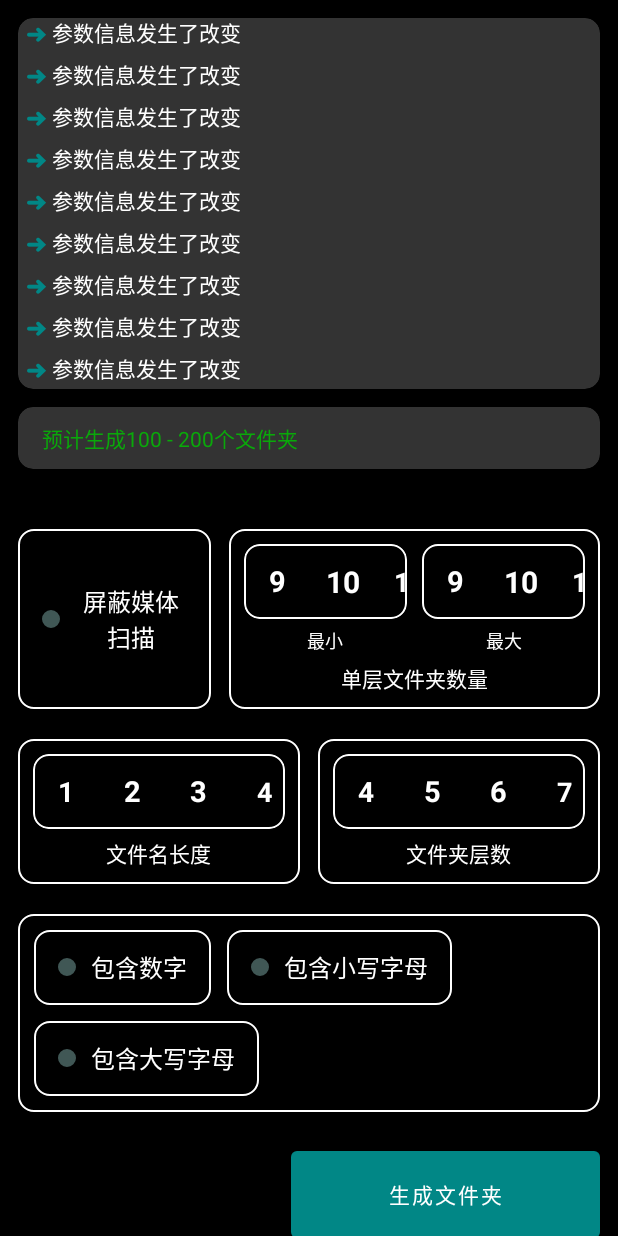
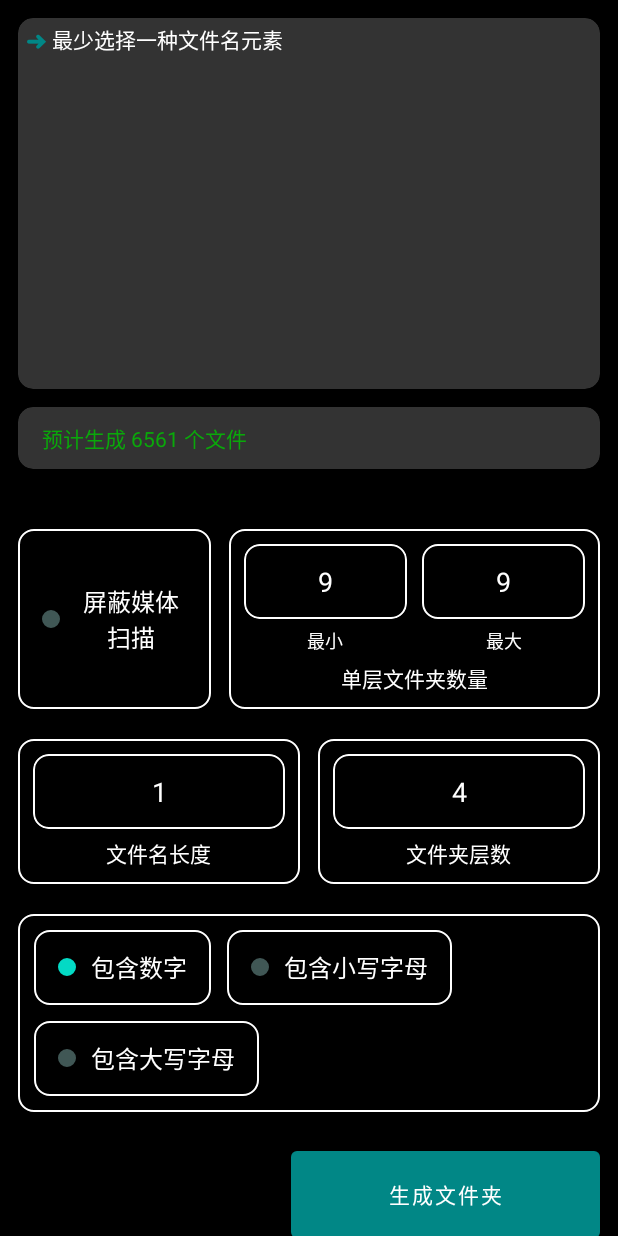
Before and after one commit to Mr-XiaoLiang/PasswordDir, an Android app: the screen it shows after launch (MainActivity), after a tap on "包含大写字母", on a phone screen of 412 x 824 dp. Run offline under Robolectric (Android 15) with nearby library versions, the light colour scheme and no system bars; our stand-ins replace FlexboxLayout.

Commit message:
完成主要交互逻辑

```diff
--- a/app/src/main/java/com/lollipop/passworddir/MainActivity.kt
+++ b/app/src/main/java/com/lollipop/passworddir/MainActivity.kt
@@ -1,12 +1,13 @@
 package com.lollipop.passworddir
 
 import android.os.Bundle
+import android.widget.TextView
 import androidx.appcompat.app.AppCompatActivity
 import androidx.core.content.ContextCompat
 import com.lollipop.passworddir.databinding.ActivityMainBinding
+import com.lollipop.passworddir.util.DirUtil
 import com.lollipop.passworddir.util.lazyBind
-import com.lollipop.passworddir.view.HorizontalWheelHelper
-import com.lollipop.passworddir.view.HorizontalWheelHelper.Companion.bindHorizontalWheel
+import com.lollipop.passworddir.view.ListDialogHelper
 import com.lollipop.passworddir.view.MessageViewHelper
 import com.lollipop.passworddir.view.StatusViewHelper
 import com.lollipop.passworddir.view.StatusViewHelper.Companion.bindColorStatus
@@ -14,10 +15,10 @@ import com.lollipop.passworddir.view.StatusViewHelper.Companion.bindColorStatus
 class MainActivity : AppCompatActivity() {
 
     companion object {
-        private const val DEF_MIN_COUNT = "9"
-        private const val DEF_MAX_COUNT = "9"
-        private const val DEF_NAME_LENGTH = "1"
-        private const val DEF_LAYERS_COUNT = "4"
+        private const val DEF_MIN_COUNT = 9
+        private const val DEF_MAX_COUNT = 9
+        private const val DEF_NAME_LENGTH = 1
+        private const val DEF_LAYERS_COUNT = 4
     }
 
     private val binding: ActivityMainBinding by lazyBind()
@@ -33,25 +34,16 @@ class MainActivity : AppCompatActivity() {
         )
     }
 
-    private val dirCountArray by lazy {
-        Array(62) {
-            val value = (it + 1).toString()
-            HorizontalWheelHelper.WheelInfo(value, value)
-        }
+    private val dirCountList by lazy {
+        NumberList.createNumberList(1..62)
     }
 
-    private val dirNameLengthArray by lazy {
-        Array(32) {
-            val value = (it + 1).toString()
-            HorizontalWheelHelper.WheelInfo(value, value)
-        }
+    private val dirNameLengthList by lazy {
+        NumberList.createNumberList(1..32)
     }
 
-    private val dirLayersCountArray by lazy {
-        Array(10) {
-            val value = (it + 1).toString()
-            HorizontalWheelHelper.WheelInfo(value, value)
-        }
+    private val dirLayersCountList by lazy {
+        NumberList.createNumberList(1..10)
     }
 
     private val nomediaBtnStatus by lazy {
@@ -90,37 +82,43 @@ class MainActivity : AppCompatActivity() {
         }
     }
 
-    private val minDirCountWheel by lazy {
-        binding.dirCountMinView.bindHorizontalWheel(
-            dirCountArray
-        ) {
-            onParameterChanged()
-        }
+    private val listDialog by lazy {
+        ListDialogHelper<NumberInfo>(
+            binding.listDialogGroup,
+            binding.listDialogBackground,
+            binding.listDialogCard,
+            binding.listDialogContent
+        )
     }
 
-    private val maxDirCountWheel by lazy {
-        binding.dirCountMaxView.bindHorizontalWheel(
-            dirCountArray
-        ) {
-            onParameterChanged()
+    private var minDirCount = DEF_MIN_COUNT
+
+    private var maxDirCount = DEF_MAX_COUNT
+
+    private var nameLength = DEF_NAME_LENGTH
+
+    private var layersCount = DEF_LAYERS_COUNT
+
+    private val isNomedia: Boolean
+        get() {
+            return nomediaBtnStatus.statusIsOn()
         }
-    }
 
-    private val nameLengthWheel by lazy {
-        binding.dirNameLengthView.bindHorizontalWheel(
-            dirNameLengthArray
-        ) {
-            onParameterChanged()
+    private val useNumber: Boolean
+        get() {
+            return useNumberBtnStatus.statusIsOn()
         }
-    }
 
-    private val layersCountViewWheel by lazy {
-        binding.dirLayersCountView.bindHorizontalWheel(
-            dirLayersCountArray
-        ) {
-            onParameterChanged()
+    private val useLowercase: Boolean
+        get() {
+            return useLowercaseBtnStatus.statusIsOn()
         }
-    }
+
+    private val useUppercase: Boolean
+        get() {
+            return useUppercaseBtnStatus.statusIsOn()
+        }
+
 
     override fun onCreate(savedInstanceState: Bundle?) {
         super.onCreate(savedInstanceState)
@@ -129,28 +127,106 @@ class MainActivity : AppCompatActivity() {
     }
 
     private fun initView() {
-        nomediaBtnStatus.setStatus(StatusViewHelper.STATUS_ON)
-        useNumberBtnStatus.setStatus(StatusViewHelper.STATUS_ON)
-        useLowercaseBtnStatus.setStatus(StatusViewHelper.STATUS_ON)
-        useUppercaseBtnStatus.setStatus(StatusViewHelper.STATUS_ON)
-        minDirCountWheel.selectedTo(DEF_MIN_COUNT)
-        maxDirCountWheel.selectedTo(DEF_MAX_COUNT)
-        nameLengthWheel.selectedTo(DEF_NAME_LENGTH)
-        layersCountViewWheel.selectedTo(DEF_LAYERS_COUNT)
+        nomediaBtnStatus.statusOn()
+        useNumberBtnStatus.statusOn()
+        useLowercaseBtnStatus.statusOn()
+        useUppercaseBtnStatus.statusOn()
 
-        var count = 0
-        binding.mkdirBtn.setOnClickListener {
-            count++
-            messageViewHelper.post("添加了一条测试信息，count=$count")
+        initNumberView(binding.dirCountMinView, DEF_MIN_COUNT, dirCountList) {
+            minDirCount = it
+        }
+        initNumberView(binding.dirCountMaxView, DEF_MAX_COUNT, dirCountList) {
+            maxDirCount = it
+        }
+        initNumberView(binding.dirNameLengthView, DEF_NAME_LENGTH, dirNameLengthList) {
+            nameLength = it
+        }
+        initNumberView(binding.dirLayersCountView, DEF_LAYERS_COUNT, dirLayersCountList) {
+            layersCount = it
+        }
+
+        onParameterChanged()
+    }
+
+    private fun initNumberView(view: TextView, def: Int, data: NumberList, save: (Int) -> Unit) {
+        val number = dirNameLengthList.findOrAdd(def)
+        view.text = number.name
+        view.setOnClickListener {
+            listDialog.setData(data)
+            listDialog.onSelectedChanged {
+                view.text = it.name
+                save(it.number)
+                onParameterChanged()
+            }
+            listDialog.show()
         }
     }
 
     private fun onParameterChanged() {
-        // TODO
-        messageViewHelper.post("参数信息发生了改变")
+        if (maxDirCount < minDirCount) {
+            maxDirCount = minDirCount
+            binding.dirCountMaxView.text = binding.dirCountMinView.text
+            messageViewHelper.post(getString(R.string.max_less_than_min))
+        }
+
+        val qcDir = DirUtil.dirCoexistenceQuantity(
+            nameLength, useNumber, useLowercase, useUppercase
+        )
+        if (qcDir == 0) {
+            useNumberBtnStatus.statusOn()
+            messageViewHelper.post(getString(R.string.select_at_least_one))
+        } else if (qcDir < maxDirCount) {
+            messageViewHelper.post(getString(R.string.too_few_elements))
+        }
+
+        val nomedia = isNomedia
+        val min = DirUtil.getDirCount(nomedia, minDirCount, layersCount)
+        val max = DirUtil.getDirCount(nomedia, maxDirCount, layersCount)
+        val result = if (min == max) {
+            getString(R.string.expected_generation_results, min)
+        } else {
+            getString(R.string.expected_generation_results2, min, max)
+        }
+        binding.dirInfoView.text = result
     }
 
     private fun Int.getColorById(): Int {
         return ContextCompat.getColor(this@MainActivity, this)
     }
+
+    private class NumberList : MutableList<NumberInfo> by ArrayList() {
+
+        companion object {
+            fun createNumberList(intRange: IntRange): NumberList {
+                return NumberList().apply {
+                    for (i in intRange) {
+                        add(NumberInfo(i.toString(), i))
+                    }
+                }
+            }
+        }
+
+        fun findByNumber(int: Int): NumberInfo? {
+            forEach {
+                if (it.number == int) {
+                    return it
+                }
+            }
+            return null
+        }
+
+        fun findOrAdd(int: Int): NumberInfo {
+            val number = findByNumber(int)
+            if (number != null) {
+                return number
+            }
+            val newNumber = NumberInfo(int.toString(), int)
+            add(newNumber)
+            return newNumber
+        }
+
+    }
+
+    private class NumberInfo(name: String, val number: Int) : ListDialogHelper.ItemInfo(name)
+
 }
--- /dev/null
+++ b/app/src/main/java/com/lollipop/passworddir/util/DirUtil.kt
@@ -0,0 +1,44 @@
+package com.lollipop.passworddir.util
+
+/**
+ * @author lollipop
+ * @date 2021/10/25 22:24
+ */
+object DirUtil {
+
+    fun getDirCount(isNomedia: Boolean, dirCount: Int, layersCount: Int): Int {
+        var result = if (isNomedia) {
+            2
+        } else {
+            1
+        }
+        for (count in 1..layersCount) {
+            result *= dirCount
+        }
+        return result
+    }
+
+    fun dirCoexistenceQuantity(
+        nameLength: Int,
+        useNumber: Boolean,
+        useLowercase: Boolean,
+        useUppercase: Boolean
+    ): Int {
+        var result = 0
+        if (useNumber) {
+            result += 10
+        }
+        if (useLowercase) {
+            result += 26
+        }
+        if (useUppercase) {
+            result += 26
+        }
+        val e = result
+        for (i in 2..nameLength) {
+            result *= e
+        }
+        return result
+    }
+
+}
--- a/app/src/main/java/com/lollipop/passworddir/view/HorizontalWheelHelper.kt
+++ /dev/null
@@ -1,131 +0,0 @@
-package com.lollipop.passworddir.view
-
-import android.annotation.SuppressLint
-import android.view.ViewGroup
-import androidx.recyclerview.widget.PagerSnapHelper
-import androidx.recyclerview.widget.RecyclerView
-import com.lollipop.passworddir.databinding.ItemWheelBinding
-import com.lollipop.passworddir.util.bind
-
-/**
- * @author lollipop
- * @date 2021/10/24 21:00
- */
-@SuppressLint("NotifyDataSetChanged")
-class HorizontalWheelHelper(private val recyclerView: RecyclerView) {
-
-    companion object {
-        val EMPTY = WheelInfo("", "")
-
-        fun RecyclerView.bindHorizontalWheel(
-            info: Array<WheelInfo>,
-            listener: OnSelectedChangedListener? = null
-        ): HorizontalWheelHelper {
-            return HorizontalWheelHelper(this).apply {
-                addItem(info)
-                if (listener != null) {
-                    onSelectedChanged(listener)
-                }
-            }
-        }
-    }
-
-    private val itemList = ArrayList<WheelInfo>()
-    private var selectedChangedListener: OnSelectedChangedListener? = null
-    private val layoutManager: LBannerLayoutManager by lazy {
-        LBannerLayoutManager().apply {
-            onSelectedListener = LBannerLayoutManager.OnSelectedListener { pos, state ->
-                if (state == LBannerLayoutManager.ScrollState.IDLE) {
-                    onSelectedChanged(pos)
-                }
-            }
-        }
-    }
-
-    init {
-        recyclerView.layoutManager = layoutManager
-        val wheelAdapter = WheelAdapter(itemList)
-        recyclerView.adapter = wheelAdapter
-        PagerSnapHelper().attachToRecyclerView(recyclerView)
-        wheelAdapter.notifyDataSetChanged()
-    }
-
-    val currentItem: WheelInfo
-        get() {
-            val selectedPosition = layoutManager.selectedPosition
-            return if (selectedPosition in itemList.indices) {
-                itemList[selectedPosition]
-            } else {
-                EMPTY
-            }
-        }
-
-    fun selectedTo(tag: String) {
-        for (index in itemList.indices) {
-            if (itemList[index].tag == tag) {
-                recyclerView.post {
-                    recyclerView.scrollToPosition(index)
-                }
-                return
-            }
-        }
-    }
-
-    fun addItem(info: Array<WheelInfo>) {
-        val index = itemList.size
-        itemList.addAll(info)
-        recyclerView.adapter?.notifyItemRangeInserted(index, info.size)
-    }
-
-    fun onSelectedChanged(listener: OnSelectedChangedListener) {
-        this.selectedChangedListener = listener
-    }
-
-    private fun onSelectedChanged(position: Int) {
-        if (position in itemList.indices) {
-            selectedChangedListener?.onSelectedChanged(itemList[position])
-        }
-    }
-
-    private class WheelAdapter(
-        private val data: List<WheelInfo>
-    ) : RecyclerView.Adapter<WheelItemHolder>() {
-        override fun onCreateViewHolder(parent: ViewGroup, viewType: Int): WheelItemHolder {
-            return WheelItemHolder.create(parent)
-        }
-
-        override fun onBindViewHolder(holder: WheelItemHolder, position: Int) {
-            holder.bind(data[position])
-        }
-
-        override fun getItemCount(): Int {
-            return data.size
-        }
-    }
-
-    private class WheelItemHolder(
-        private val binding: ItemWheelBinding
-    ) : RecyclerView.ViewHolder(binding.root) {
-
-        companion object {
-            fun create(parent: ViewGroup): WheelItemHolder {
-                return WheelItemHolder(parent.bind(true))
-            }
-        }
-
-        fun bind(info: WheelInfo) {
-            binding.messageItemView.text = info.name
-        }
-
-    }
-
-    data class WheelInfo(
-        val name: String,
-        val tag: String
-    )
-
-    fun interface OnSelectedChangedListener {
-        fun onSelectedChanged(info: WheelInfo)
-    }
-
-}
--- a/app/src/main/java/com/lollipop/passworddir/view/StatusViewHelper.kt
+++ b/app/src/main/java/com/lollipop/passworddir/view/StatusViewHelper.kt
@@ -53,8 +53,24 @@ class StatusViewHelper : View.OnClickListener {
             }
         }
 
+    fun statusIs(value: String): Boolean {
+        return currentStatus == value
+    }
+
+    fun statusIsOn(): Boolean {
+        return statusIs(STATUS_ON)
+    }
+
     fun update() {
         statusChangedListener?.onStatusChanged(currentStatus)
+    }
+
+    fun statusOn() {
+        setStatus(STATUS_ON)
+    }
+
+    fun statusOff() {
+        setStatus(STATUS_OFF)
     }
 
     fun setStatus(status: String) {
--- a/app/src/main/res/layout/activity_main.xml
+++ b/app/src/main/res/layout/activity_main.xml
@@ -12,8 +12,9 @@
         android:layout_width="match_parent"
         android:layout_height="0px"
         android:layout_margin="12dp"
-        app:cardBackgroundColor="#333"
+        app:cardBackgroundColor="@color/card_background"
         app:cardCornerRadius="10dp"
+        app:cardElevation="3dp"
         app:layout_constraintEnd_toEndOf="parent"
         app:layout_constraintHeight_percent="0.3"
         app:layout_constraintStart_toStartOf="parent"
@@ -31,18 +32,18 @@
         android:layout_width="0px"
         android:layout_height="wrap_content"
         android:layout_marginTop="12dp"
-        app:cardBackgroundColor="#333"
+        app:cardBackgroundColor="@color/card_background"
         app:cardCornerRadius="10dp"
         app:layout_constraintEnd_toEndOf="@id/messageCard"
         app:layout_constraintStart_toStartOf="@id/messageCard"
         app:layout_constraintTop_toBottomOf="@id/messageCard">
 
         <TextView
+            android:id="@+id/dirInfoView"
             android:layout_width="match_parent"
             android:layout_height="wrap_content"
             android:paddingHorizontal="16dp"
             android:paddingVertical="10dp"
-            android:text="预计生成100 - 200个文件夹"
             android:textColor="#0AA80A" />
 
     </com.google.android.material.card.MaterialCardView>
@@ -121,7 +122,11 @@
                     app:layout_constraintStart_toStartOf="parent"
                     app:layout_constraintTop_toTopOf="parent">
 
-                    <androidx.recyclerview.widget.RecyclerView
+                    <TextView
+                        android:text="@string/app_name"
+                        android:textColor="@color/white"
+                        android:gravity="center"
+                        android:textSize="18sp"
                         android:id="@+id/dirCountMinView"
                         android:layout_width="match_parent"
                         android:layout_height="match_parent"
@@ -144,7 +149,11 @@
                     app:layout_constraintStart_toEndOf="@id/dirCountMinGroup"
                     app:layout_constraintTop_toTopOf="@id/dirCountMinGroup">
 
-                    <androidx.recyclerview.widget.RecyclerView
+                    <TextView
+                        android:text="@string/app_name"
+                        android:textColor="@color/white"
+                        android:gravity="center"
+                        android:textSize="18sp"
                         android:id="@+id/dirCountMaxView"
                         android:layout_width="match_parent"
                         android:layout_height="match_parent"
@@ -215,7 +224,11 @@
                     app:cardBackgroundColor="@color/black"
                     app:cardCornerRadius="10dp">
 
-                    <androidx.recyclerview.widget.RecyclerView
+                    <TextView
+                        android:text="@string/app_name"
+                        android:textColor="@color/white"
+                        android:gravity="center"
+                        android:textSize="18sp"
                         android:id="@+id/dirNameLengthView"
                         android:layout_width="match_parent"
                         android:layout_height="match_parent"
@@ -253,7 +266,11 @@
                     app:cardBackgroundColor="@color/black"
                     app:cardCornerRadius="10dp">
 
-                    <androidx.recyclerview.widget.RecyclerView
+                    <TextView
+                        android:text="@string/app_name"
+                        android:textColor="@color/white"
+                        android:gravity="center"
+                        android:textSize="18sp"
                         android:id="@+id/dirLayersCountView"
                         android:layout_width="match_parent"
                         android:layout_height="match_parent"
@@ -394,4 +411,34 @@
         </androidx.constraintlayout.widget.ConstraintLayout>
     </androidx.core.widget.NestedScrollView>
 
+    <FrameLayout
+        android:layout_width="match_parent"
+        android:layout_height="match_parent"
+        android:id="@+id/listDialogGroup"
+        android:elevation="22dp"
+        android:visibility="gone">
+
+        <View
+            android:layout_width="match_parent"
+            android:layout_height="match_parent"
+            android:id="@+id/listDialogBackground"
+            android:background="#6000"/>
+
+        <com.google.android.material.card.MaterialCardView
+            android:id="@+id/listDialogCard"
+            android:layout_width="match_parent"
+            android:layout_height="240dp"
+            android:layout_gravity="center"
+            app:cardElevation="12dp"
+            app:cardCornerRadius="10dp"
+            android:layout_marginHorizontal="36dp"
+            app:cardBackgroundColor="@color/card_background">
+            <androidx.recyclerview.widget.RecyclerView
+                android:id="@+id/listDialogContent"
+                android:layout_width="match_parent"
+                android:layout_height="match_parent"/>
+        </com.google.android.material.card.MaterialCardView>
+
+    </FrameLayout>
+
 </androidx.constraintlayout.widget.ConstraintLayout>
--- a/app/src/main/res/layout/item_wheel.xml
+++ /dev/null
@@ -1,19 +0,0 @@
-<?xml version="1.0" encoding="utf-8"?>
-<FrameLayout
-    xmlns:android="http://schemas.android.com/apk/res/android"
-    android:layout_width="wrap_content"
-    android:layout_height="match_parent">
-
-    <TextView
-        android:layout_width="wrap_content"
-        android:layout_height="match_parent"
-        android:id="@+id/messageItemView"
-        android:paddingVertical="3dp"
-        android:paddingHorizontal="5dp"
-        android:minWidth="44dp"
-        android:textSize="22sp"
-        android:gravity="center"
-        android:textColor="@color/white"
-        android:textStyle="bold"/>
-
-</FrameLayout>
--- a/app/src/main/res/values/colors.xml
+++ b/app/src/main/res/values/colors.xml
@@ -11,4 +11,5 @@
     <color name="message_arrow">#FF018786</color>
     <color name="status_on">#FF03DAC5</color>
     <color name="status_off">#405755</color>
+    <color name="card_background">#333</color>
 </resources>
--- a/app/src/main/res/values/strings.xml
+++ b/app/src/main/res/values/strings.xml
@@ -10,4 +10,9 @@
     <string name="use_lowercase">包含小写字母</string>
     <string name="use_uppercase">包含大写字母</string>
     <string name="make_dirs">生成文件夹</string>
+    <string name="max_less_than_min">最大文件数不能小于最小文件数</string>
+    <string name="expected_generation_results">预计生成 %1$d 个文件</string>
+    <string name="expected_generation_results2">预计生成 %1$d - %2$d 个文件</string>
+    <string name="select_at_least_one">最少选择一种文件名元素</string>
+    <string name="too_few_elements">文件名元素过少，可能产生重复的结果</string>
 </resources>
```
Also changed, not shown: app/src/main/java/com/lollipop/passworddir/view/ListDialogHelper.kt (added, +180 -0 lines), app/src/main/res/layout/item_list_dialog.xml (added, +20 -0 lines).
